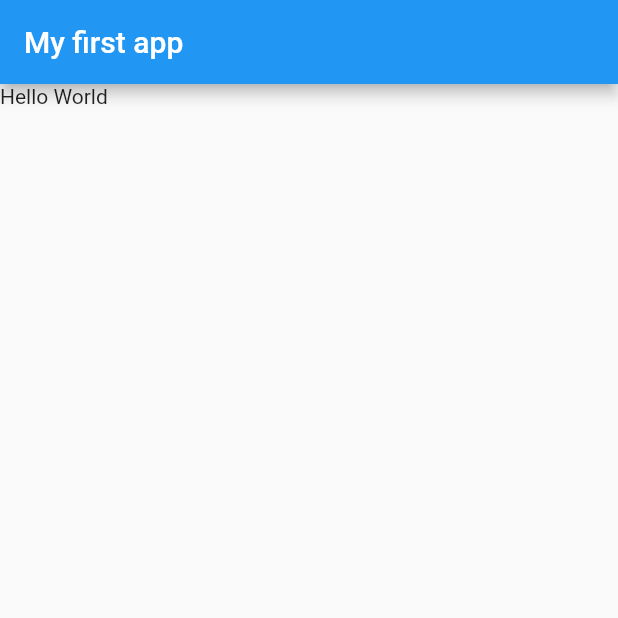
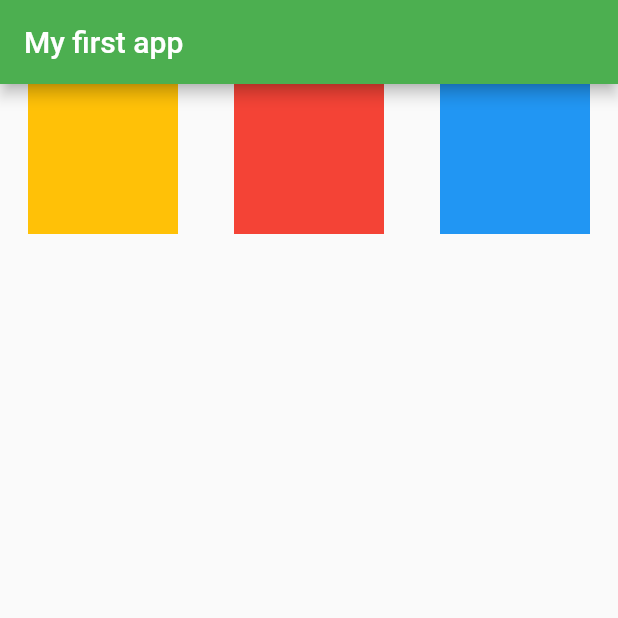
Before and after one commit to lukajincharadze/luka_jincharadze, a Flutter app: the screen it shows after launch, on a phone screen of 412 x 824 dp, the top half of it. Run offline on Flutter 3.47's test engine with Material 2 defaults, Android fonts, the phone set to English and light mode, and no system bars.

Commit message:
containers

```diff
--- a/lib/main.dart
+++ b/lib/main.dart
@@ -12,11 +12,30 @@ class MyApp extends StatelessWidget {
     return MaterialApp(
       title: 'Flutter Demo',
       theme: ThemeData(
-        primarySwatch: Colors.blue,
+        primarySwatch: Colors.green,
       ),
       home: Scaffold(
         appBar: AppBar(title: Text("My first app"),),
-        body: Text("Hello World"),
+        body: Row(
+          mainAxisAlignment: MainAxisAlignment.spaceAround,
+          children: [
+            Container(
+              width: 100,
+              height: 100,
+              color: Colors.amber,
+            ),
+            Container(
+              width: 100,
+              height: 100,
+              color: Colors.red,
+            ),
+            Container(
+              width: 100,
+              height: 100,
+              color: Colors.blue,
+            )
+          ],
+        ),
       ),
     );
   }
```
